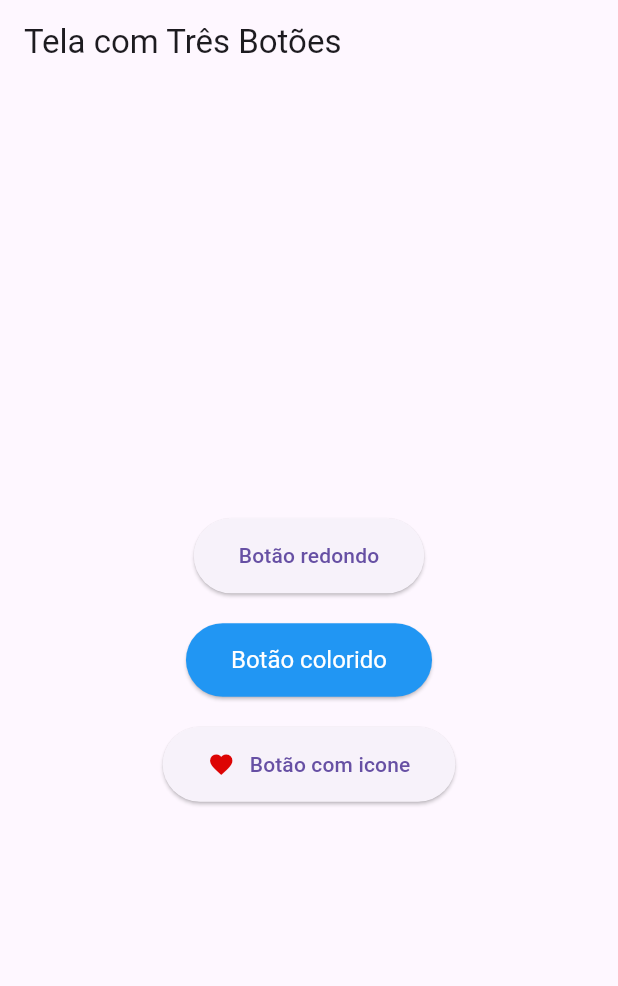
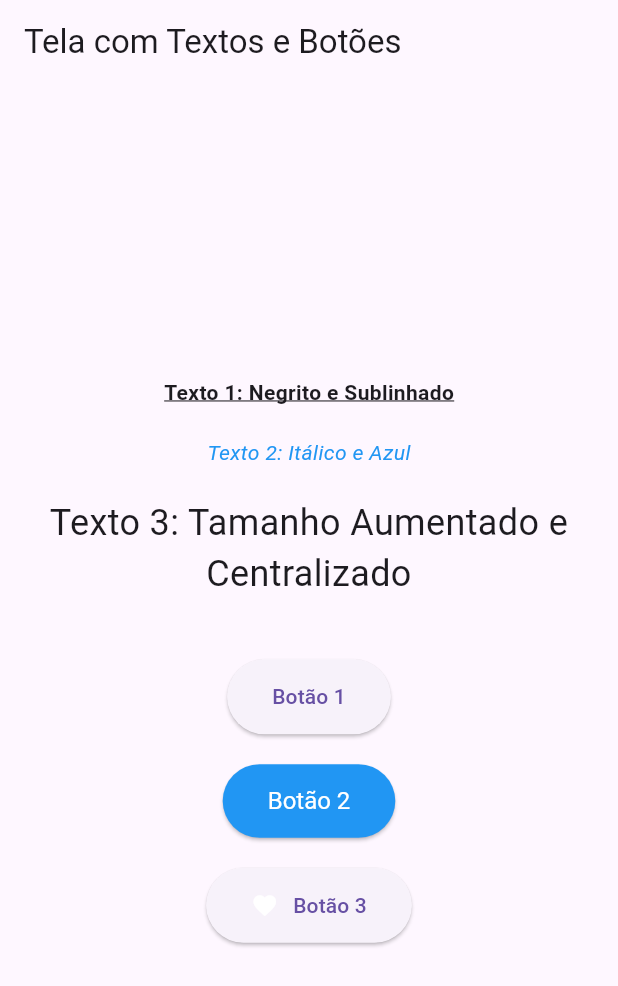
Before and after one commit to Pipieno/myapp, a Flutter app: the screen it shows after launch, on a phone screen of 412 x 824 dp. Shown: the top 986 px of the screen. Run offline on Flutter 3.47's test engine with Material 3 defaults, Android fonts, the phone set to English and light mode, and no system bars.

Commit message:
qualquer coisa

```diff
--- a/lib/main.dart
+++ b/lib/main.dart
@@ -10,28 +10,60 @@ class MyApp extends StatelessWidget {
   @override
   Widget build(BuildContext context) {
     return MaterialApp(
-      debugShowCheckedModeBanner: false, // Remove a marca de debug no canto superior direito
+      debugShowCheckedModeBanner:
+          false, // Remove a marca de debug no canto superior direito
       home: Scaffold(
         appBar: AppBar(
-          title: const Text('Tela com Três Botões'),
+          title: const Text('Tela com Textos e Botões'),
         ),
         body: Center(
           child: Column(
             mainAxisAlignment: MainAxisAlignment.center,
             children: <Widget>[
+              // Primeiro texto: Negrito e Sublinhado
+              Text(
+                'Texto 1: Negrito e Sublinhado',
+                style: const TextStyle(
+                  fontWeight: FontWeight.bold, // Negrito
+                  decoration: TextDecoration.underline, // Sublinhado
+                ),
+              ),
+              const SizedBox(height: 20), // Espaço entre os textos
+              // Segundo texto: Itálico e Cor Azul
+              Text(
+                'Texto 2: Itálico e Azul',
+                style: const TextStyle(
+                  fontStyle: FontStyle.italic, // Itálico
+                  color: Colors.blue, // Cor azul
+                ),
+              ),
+              const SizedBox(height: 20), // Espaço entre os textos
+              // Terceiro texto: Tamanho de fonte aumentado e Centralizado
+              Text(
+                'Texto 3: Tamanho Aumentado e Centralizado',
+                style: const TextStyle(
+                  fontSize: 24, // Tamanho da fonte aumentado
+                ),
+                textAlign: TextAlign.center, // Centraliza o texto
+              ),
+              const SizedBox(height: 40), // Espaço entre os textos e botões
+              // Primeiro botão: Redondo
               ElevatedButton(
                 onPressed: () {
                   // Ação para o primeiro botão
                 },
                 style: ElevatedButton.styleFrom(
                   shape: RoundedRectangleBorder(
-                    borderRadius: BorderRadius.circular(30), // Define o raio das bordas arredondadas
+                    borderRadius: BorderRadius.circular(
+                        30), // Define o raio das bordas arredondadas
                   ),
-                  padding: const EdgeInsets.symmetric(horizontal: 30, vertical: 15), // Tamanho do botão
+                  padding: const EdgeInsets.symmetric(
+                      horizontal: 30, vertical: 15), // Tamanho do botão
                 ),
-                child: const Text('Botão redondo'),
+                child: const Text('Botão 1'),
               ),
               const SizedBox(height: 20), // Espaço entre os botões
+              // Segundo botão: Com cor personalizada
               ElevatedButton(
                 onPressed: () {
                   // Ação para o segundo botão
@@ -39,25 +71,29 @@ class MyApp extends StatelessWidget {
                 style: ElevatedButton.styleFrom(
                   backgroundColor: Colors.blue, // Cor de fundo personalizada
                   foregroundColor: Colors.white, // Cor do texto do botão
-                  padding: const EdgeInsets.symmetric(horizontal: 30, vertical: 15), // Tamanho do botão
-                  textStyle: const TextStyle(fontSize: 16), // Tamanho da fonte do texto
+                  padding: const EdgeInsets.symmetric(
+                      horizontal: 30, vertical: 15), // Tamanho do botão
+                  textStyle: const TextStyle(
+                      fontSize: 16), // Tamanho da fonte do texto
                 ),
-                child: const Text('Botão colorido'),
+                child: const Text('Botão 2'),
               ),
               const SizedBox(height: 20), // Espaço entre os botões
+              // Terceiro botão: Com ícone
               ElevatedButton(
                 onPressed: () {
                   // Ação para o terceiro botão
                 },
                 style: ElevatedButton.styleFrom(
-                  padding: const EdgeInsets.symmetric(horizontal: 30, vertical: 15), // Tamanho do botão
+                  padding: const EdgeInsets.symmetric(
+                      horizontal: 30, vertical: 15), // Tamanho do botão
                 ),
                 child: Row(
                   mainAxisSize: MainAxisSize.min,
                   children: const [
-                    Icon(Icons.favorite, color: Color.fromARGB(255, 221, 4, 4)), // Ícone desejado
+                    Icon(Icons.favorite, color: Colors.white), // Ícone desejado
                     SizedBox(width: 10), // Espaço entre o ícone e o texto
-                    Text('Botão com icone'),
+                    Text('Botão 3'),
                   ],
                 ),
               ),
```
